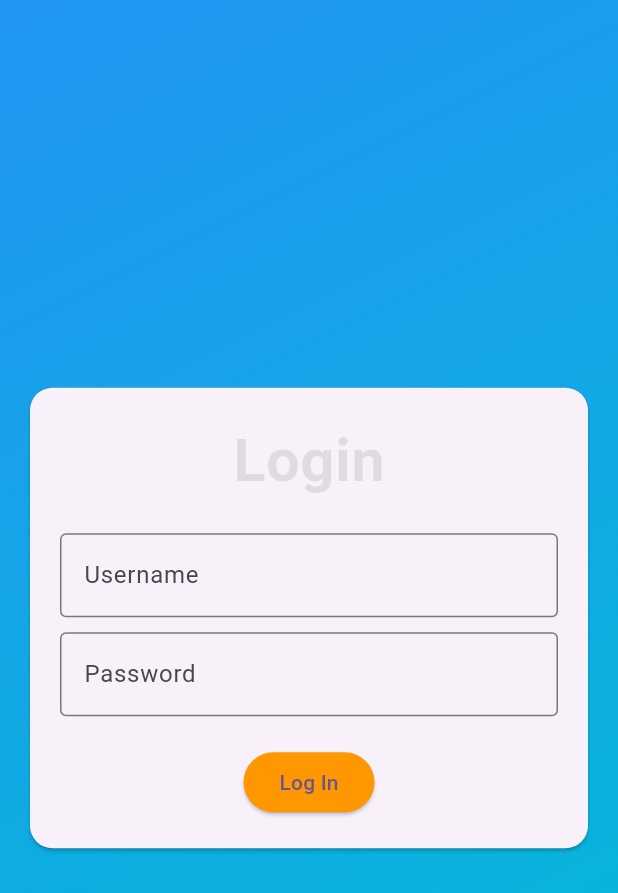
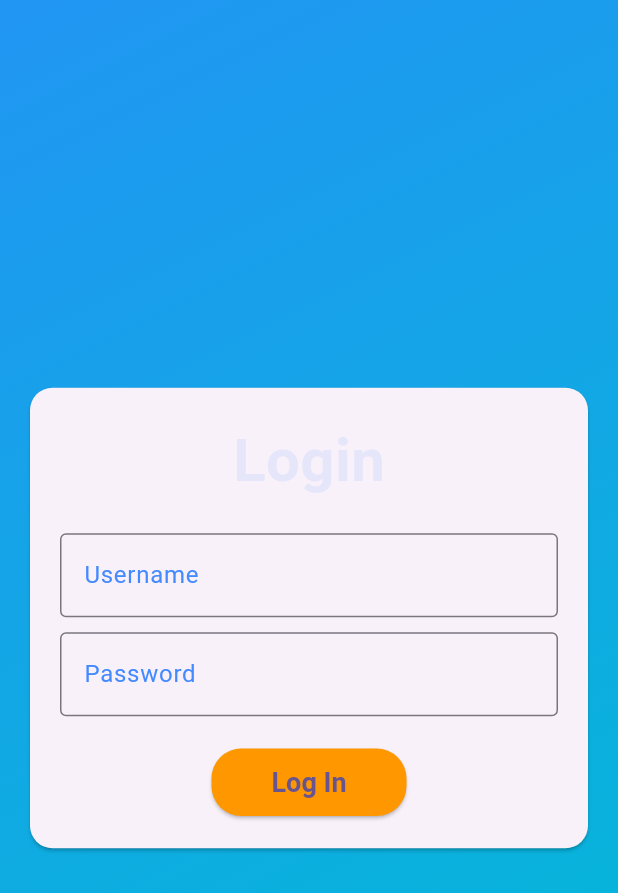
Before and after one commit to anwin-kp/shimmer_example_flutter, a Flutter app: the screen it shows after launch, on a phone screen of 412 x 824 dp. Shown: the top 893 px of the screen. Run offline on Flutter 3.47's test engine with Material 3 defaults, Android fonts, the phone set to English and light mode, and no system bars; our stand-ins replace shimmer.

Commit message:
small UI changes

```diff
--- a/lib/Screens/login_screen.dart
+++ b/lib/Screens/login_screen.dart
@@ -60,6 +60,7 @@ class _LoginPageState extends State<LoginPage>
                       style: TextStyle(
                         fontSize: 40.0,
                         fontWeight: FontWeight.bold,
+                        color: Colors.blueAccent,
                       ),
                     ),
                   ),
@@ -68,6 +69,7 @@ class _LoginPageState extends State<LoginPage>
                     decoration: InputDecoration(
                       border: OutlineInputBorder(),
                       labelText: 'Username',
+                      labelStyle: TextStyle(color: Colors.blueAccent),
                     ),
                   ),
                   const SizedBox(height: 10.0),
@@ -76,6 +78,7 @@ class _LoginPageState extends State<LoginPage>
                     decoration: InputDecoration(
                       border: OutlineInputBorder(),
                       labelText: 'Password',
+                      labelStyle: TextStyle(color: Colors.blueAccent),
                     ),
                   ),
                   const SizedBox(height: 20.0),
@@ -88,6 +91,15 @@ class _LoginPageState extends State<LoginPage>
                     },
                     style: ElevatedButton.styleFrom(
                       backgroundColor: Colors.orange,
+                      shape: RoundedRectangleBorder(
+                        borderRadius: BorderRadius.circular(20),
+                      ),
+                      padding: const EdgeInsets.symmetric(
+                          horizontal: 40, vertical: 12),
+                      textStyle: const TextStyle(
+                        fontSize: 18,
+                        fontWeight: FontWeight.bold,
+                      ),
                     ),
                     child: const Text('Log In'),
                   ),
```
